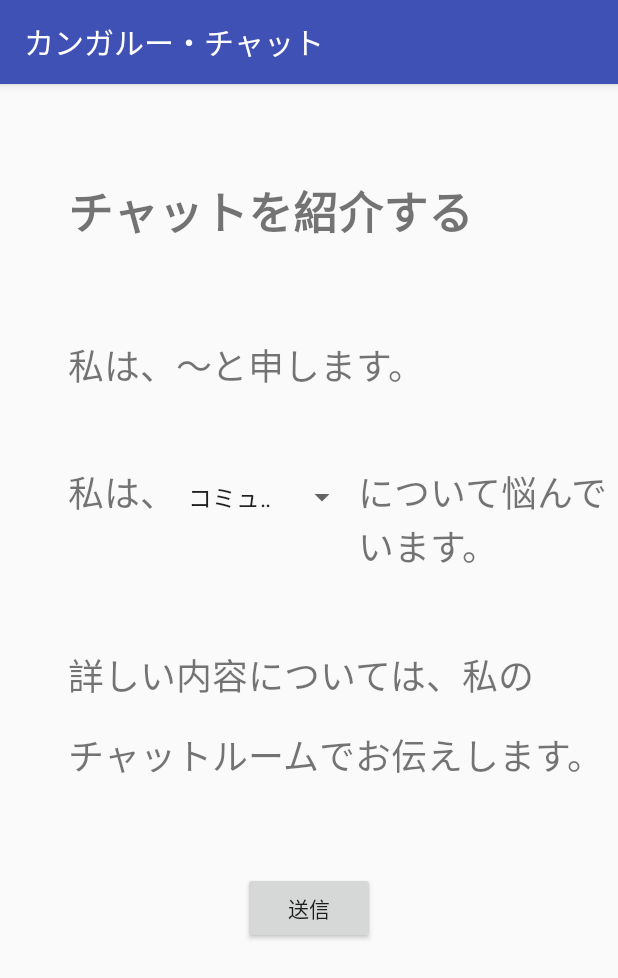
After one commit to 1625050440/ChatApp, an Android app: the RoomIntroduceActivity screen opened directly, with no data from a screen before it, on a phone screen of 412 x 824 dp. The commit adds this screen. Shown: the top 978 px of the screen. Run offline under Robolectric (Android 15) with nearby library versions, the phone set to English and light mode, and no system bars; our stand-ins replace Firebase (no records; nobody signed in at launch, a user with empty details on screens opened directly).

Commit message:
満河： ルーム紹介テンプレートのアクティビティの作成 マニュフェストの修正

```diff
--- a/app/src/main/java/com/example/enpit_p13/chatapp/quetion/QuestiontempActivity.kt
+++ b/app/src/main/java/com/example/enpit_p13/chatapp/quetion/QuestiontempActivity.kt
@@ -65,9 +65,9 @@ class QuestiontempActivity : AppCompatActivity() {
     }
     private fun send(){
 
-        val message= (spin.text.toString() + "\n" + texttemplate1.text.toString() + text1.text.toString()
+            val message= (spin.text.toString() + "\n" + texttemplate1.text.toString() + text1.text.toString()
                 + texttemplate2.text.toString()  + "\n" + texttemplate3.text.toString() + text2.text.toString()
-                + "\n" + texttemplate4.text.toString() + editText_chat_all.text.toString())
+                + "\n" + texttemplate4.text.toString() + editText.text.toString())
         Log.d("mess",message)
       val ref = FirebaseDatabase.getInstance().getReference("/Room_Chat")
         ref.addListenerForSingleValueEvent(object : ValueEventListener {
--- a/app/src/main/java/com/example/enpit_p13/chatapp/quetion/QuestiontempActivity_from_chat_all.kt
+++ b/app/src/main/java/com/example/enpit_p13/chatapp/quetion/QuestiontempActivity_from_chat_all.kt
@@ -60,6 +60,7 @@ class QuestiontempActivity_from_chat_all : AppCompatActivity() {
 
     private fun send(){
 
+
         val message= (spin_chat_all.text.toString() + "\n" + texttemplate1_chat_all.text.toString() + text1_chat_all.text.toString()
                 + texttemplate2_chat_all.text.toString()  + "\n" + texttemplate3_chat_all.text.toString() + text2_chat_all.text.toString() + "\n" + texttemplate4_chat_all.text.toString() + "\n"
                 + editText_chat_all.text.toString())
--- /dev/null
+++ b/app/src/main/java/com/example/enpit_p13/chatapp/quetion/RoomIntroduceActivity.kt
@@ -0,0 +1,99 @@
+package com.example.enpit_p13.chatapp.quetion
+
+import android.content.Intent
+import android.support.v7.app.AppCompatActivity
+import android.os.Bundle
+import android.preference.PreferenceManager
+import android.util.Log
+import android.view.View
+import android.view.WindowManager
+import android.widget.AdapterView
+import android.widget.Spinner
+import android.widget.Toast
+import com.example.enpit_p13.chatapp.Activity_chat
+import com.example.enpit_p13.chatapp.Message
+import com.example.enpit_p13.chatapp.R
+import com.example.enpit_p13.chatapp.models.User
+import com.google.firebase.auth.FirebaseAuth
+import com.google.firebase.database.DataSnapshot
+import com.google.firebase.database.DatabaseError
+import com.google.firebase.database.FirebaseDatabase
+import com.google.firebase.database.ValueEventListener
+import kotlinx.android.synthetic.main.activity_questiontemp_from_chat_all.*
+import kotlinx.android.synthetic.main.activity_room_introduce.*
+import kotlinx.android.synthetic.main.activity_top.*
+
+class RoomIntroduceActivity : AppCompatActivity() {
+
+    override fun onCreate(savedInstanceState: Bundle?) {
+        super.onCreate(savedInstanceState)
+        setContentView(R.layout.activity_room_introduce)
+        this.window.setSoftInputMode(WindowManager.LayoutParams.SOFT_INPUT_STATE_ALWAYS_HIDDEN)
+
+        setText1()
+
+        spinner1.onItemSelectedListener =
+                object : AdapterView.OnItemSelectedListener{
+                    override fun onItemSelected(parent: AdapterView<*>?, view: View?, position: Int, id: Long) {
+                        val spinner = parent as? Spinner
+                    }
+                    override fun onNothingSelected(parent: AdapterView<*>?) {}
+                }
+
+        sendButton_room_introduce.setOnClickListener {
+            Toast.makeText(this,"送信しました。", Toast.LENGTH_LONG).show()
+            send()
+        }
+
+    }
+
+    private fun send(){
+
+        val message= (text1.text.toString() + text2.text.toString() +
+                spinner1.selectedItem.toString() + text3.text.toString() + text4.text.toString())
+
+        Log.d("mess",message)
+
+        val ref = FirebaseDatabase.getInstance().getReference("/users")
+        ref.addListenerForSingleValueEvent(object : ValueEventListener {
+            override fun onDataChange(p0: DataSnapshot) {
+                for (data in p0.children) {
+                    val userData = data.getValue<User>(User::class.java)
+                    val user = userData?.let { it } ?: continue
+                    if(user.uid == FirebaseAuth.getInstance().uid){
+                        val reference = FirebaseDatabase.getInstance().getReference().child("/messages").push()
+                        reference.setValue(Message(message, user.username.toString()))
+                                .addOnSuccessListener {
+                                    val intent = Intent(this@RoomIntroduceActivity, Activity_chat::class.java)
+                                    startActivity(intent)
+                                }
+                    }
+                }
+            }
+
+            override fun onCancelled(p0: DatabaseError) {}
+        })
+    }
+
+    private fun setText1(){
+        val ref = FirebaseDatabase.getInstance().reference.child("/users")
+        ref.addListenerForSingleValueEvent(object : ValueEventListener {
+            override fun onDataChange(p0: DataSnapshot)
+            {
+                for(data in p0.children)
+                {
+                    val userdata = data.getValue<User>(User::class.java)
+                    val users = userdata?.let { it } ?:continue
+
+                    Log.d("AuthUid","${FirebaseAuth.getInstance().uid.toString()}\n")
+                    Log.d("getUid",users.uid.toString())
+
+                    if(users.uid.toString() == FirebaseAuth.getInstance().uid.toString()) {
+                        text1.text = "私は、\"" + users.username + "\"と申します。\n"
+                    }
+                }
+            }
+            override fun onCancelled(p0: DatabaseError) {}
+        })
+    }
+}
--- a/app/src/main/java/com/example/enpit_p13/chatapp/room_chat/Room_chat_Activity.kt
+++ b/app/src/main/java/com/example/enpit_p13/chatapp/room_chat/Room_chat_Activity.kt
@@ -147,7 +147,7 @@ class Room_chat_Activity : AppCompatActivity() {
 
     }
     private fun template(): Boolean {
-       template_button.visibility = View.VISIBLE
+        template_button.visibility = View.VISIBLE
         template_button.isClickable = true
         return false
     }
--- /dev/null
+++ b/app/src/main/res/layout/activity_room_introduce.xml
@@ -0,0 +1,102 @@
+<?xml version="1.0" encoding="utf-8"?>
+<android.support.constraint.ConstraintLayout
+    xmlns:android="http://schemas.android.com/apk/res/android"
+    xmlns:app="http://schemas.android.com/apk/res-auto"
+    xmlns:tools="http://schemas.android.com/tools"
+    android:layout_width="match_parent"
+    android:layout_height="match_parent">
+
+    <TextView
+        android:id="@+id/title"
+        android:layout_width="wrap_content"
+        android:layout_height="wrap_content"
+        android:layout_marginStart="45dp"
+        android:layout_marginLeft="45dp"
+        android:layout_marginTop="62dp"
+        android:text="チャットを紹介する"
+        android:textSize="30sp"
+        android:textStyle="bold"
+        app:layout_constraintStart_toStartOf="parent"
+        app:layout_constraintTop_toTopOf="parent" />
+
+    <ScrollView
+        android:id="@+id/scrollView4"
+        android:layout_width="match_parent"
+        android:layout_height="605dp"
+        android:layout_marginTop="8dp"
+        android:layout_marginBottom="60dp"
+        app:layout_constraintBottom_toBottomOf="parent"
+        app:layout_constraintEnd_toEndOf="parent"
+        app:layout_constraintHorizontal_bias="0.0"
+        app:layout_constraintStart_toStartOf="parent"
+        app:layout_constraintTop_toBottomOf="@+id/title">
+
+        <LinearLayout
+            android:layout_width="match_parent"
+            android:layout_height="wrap_content"
+            android:orientation="vertical">
+
+            <TextView
+                android:id="@+id/text1"
+                android:layout_width="wrap_content"
+                android:layout_height="wrap_content"
+                android:layout_marginLeft="45dp"
+                android:layout_marginTop="60dp"
+                android:text="私は、～と申します。\n"
+                android:textSize="24sp" />
+
+            <LinearLayout
+                android:layout_width="wrap_content"
+                android:layout_height="match_parent"
+                android:layout_marginLeft="45dp"
+                android:layout_marginTop="20dp"
+                android:orientation="horizontal">
+
+                <TextView
+                    android:id="@+id/text2"
+                    android:layout_width="wrap_content"
+                    android:layout_height="wrap_content"
+                    android:layout_marginLeft="0dp"
+                    android:text="私は、"
+                    android:textSize="24sp" />
+
+                <Spinner
+                    android:id="@+id/spinner1"
+                    android:layout_width="wrap_content"
+                    android:layout_height="wrap_content"
+                    android:layout_weight="1"
+                    android:entries="@array/list" />
+
+                <TextView
+                    android:id="@+id/text3"
+                    android:layout_width="wrap_content"
+                    android:layout_height="wrap_content"
+                    android:layout_weight="1"
+                    android:text="について悩んでいます。\n"
+                    android:textSize="24sp" />
+
+            </LinearLayout>
+
+            <TextView
+                android:id="@+id/text4"
+                android:layout_width="match_parent"
+                android:layout_height="wrap_content"
+                android:layout_marginLeft="45dp"
+                android:layout_marginTop="20dp"
+                android:layout_weight="1"
+                android:text="詳しい内容については、私のチャットルームでお伝えします。"
+                android:textSize="24sp"
+                app:lineHeight="45dp" />
+
+            <Button
+                android:id="@+id/sendButton_room_introduce"
+                android:layout_width="wrap_content"
+                android:layout_height="wrap_content"
+                android:layout_gravity="center"
+                android:layout_marginTop="60dp"
+                android:text="送信" />
+
+        </LinearLayout>
+    </ScrollView>
+
+</android.support.constraint.ConstraintLayout>
```
Also changed, not shown: app/src/main/AndroidManifest.xml (+15 -6 lines), app/src/main/java/com/example/enpit_p13/chatapp/Activity_chat.kt (+10 -0 lines), app/src/main/res/layout/activity_chat.xml (+12 -0 lines), app/src/main/res/layout/activity_question.xml (+22 -17 lines).
